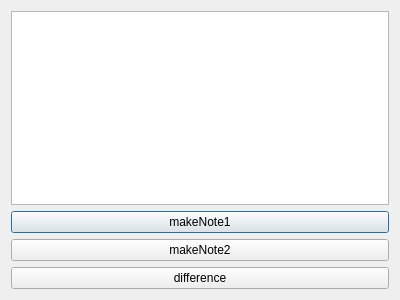
This is coursewindow.ui in FigueroaCode/Scribble as Qt 5 draws it before an edit. The edited form follows.
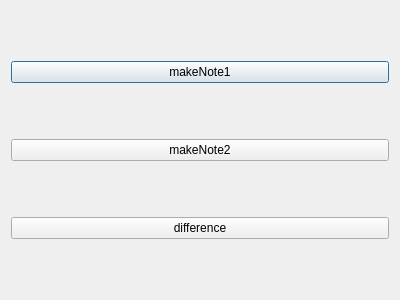
This is the edited form.

```diff
--- a/coursewindow.ui
+++ b/coursewindow.ui
@@ -14,9 +14,6 @@
    <string>Dialog</string>
   </property>
   <layout class="QVBoxLayout" name="verticalLayout">
-   <item>
-    <widget class="QPlainTextEdit" name="plainTextEdit"/>
-   </item>
    <item>
     <widget class="QPushButton" name="noteOneBtn">
      <property name="text">
```
